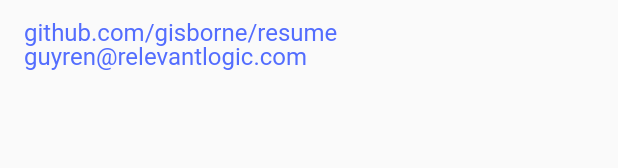
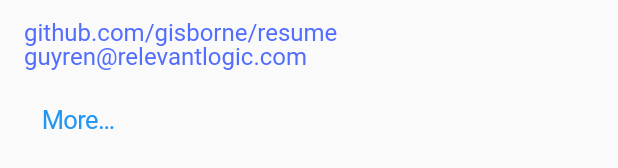
Before and after one commit to gisborne/gisborne.github.io, a Flutter app: the About widget shown alone on an empty page, opened directly, on a phone screen of 412 x 824 dp. Shown: the part 435-603 px from the top of the screen. Run offline on Flutter 3.47's test engine with Material 2 defaults, Android fonts, the phone set to English and light mode, and no system bars; drawn by our look-alikes of styled_text; our stand-ins replace file_picker, google_fonts, tuple; missing offline and left inert: cupertino_list_tile, dart:html, enough_platform_widgets, pdfx.

Commit message:
About box with licenses

```diff
--- a/lib/macos/about.dart
+++ b/lib/macos/about.dart
@@ -9,7 +9,9 @@ class About extends StatelessWidget {
       alignment: Alignment.topCenter,
       child: Padding(
         padding: const EdgeInsets.all(8.0),
-        child: SimpleStyledText('''A digital Resume for Guyren G Howe.
+        child: Column(
+          children: [
+            SimpleStyledText('''A digital Resume for Guyren G Howe.
 
 I made this because I saw the Flutter team was hiring, and I would be great for a role there, and this seemed like a good approach :-).
 
@@ -21,6 +23,19 @@ Tested on MacOS, iOS and Web. Should work on all platforms.
 
 <link href="https://github.com/gisborne/resume">github.com/gisborne/resume</link>
 <link href="mailto:guyren@relevantlogic.com>guyren@relevantlogic.com</link>'''),
+            Align(
+              alignment: Alignment.centerLeft,
+              child: CupertinoButton(
+                child: Text('More…'),
+                onPressed: (() => showAboutDialog(
+                    context: context,
+                  children: [
+                    SimpleStyledText('Written to persuade someone to hire me to do Flutter, because it is the future.')
+                  ])),
+              ),
+            )
+          ],
+        ),
       ),
     );
   }
```
